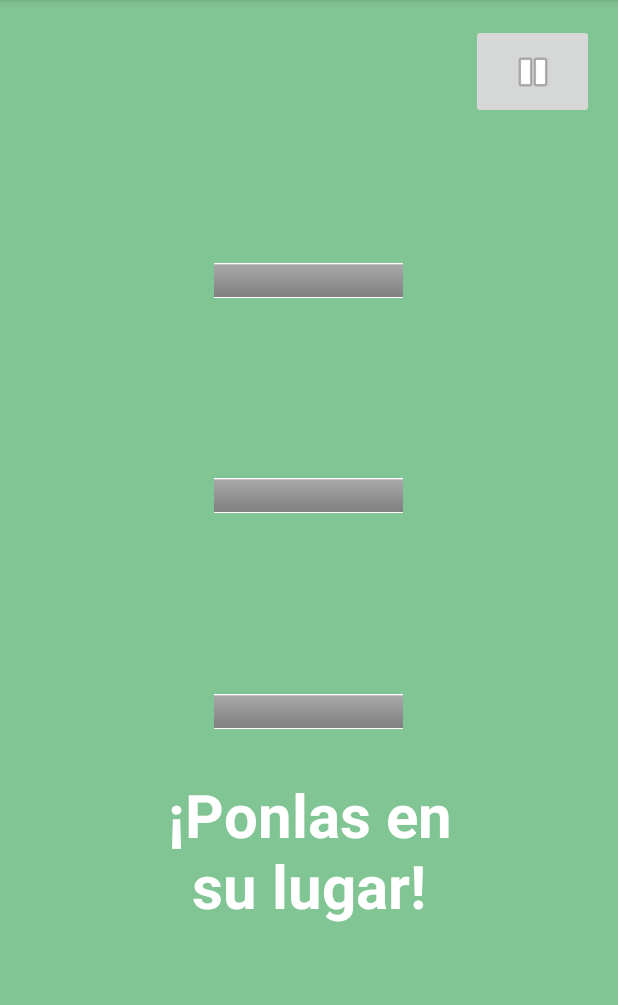
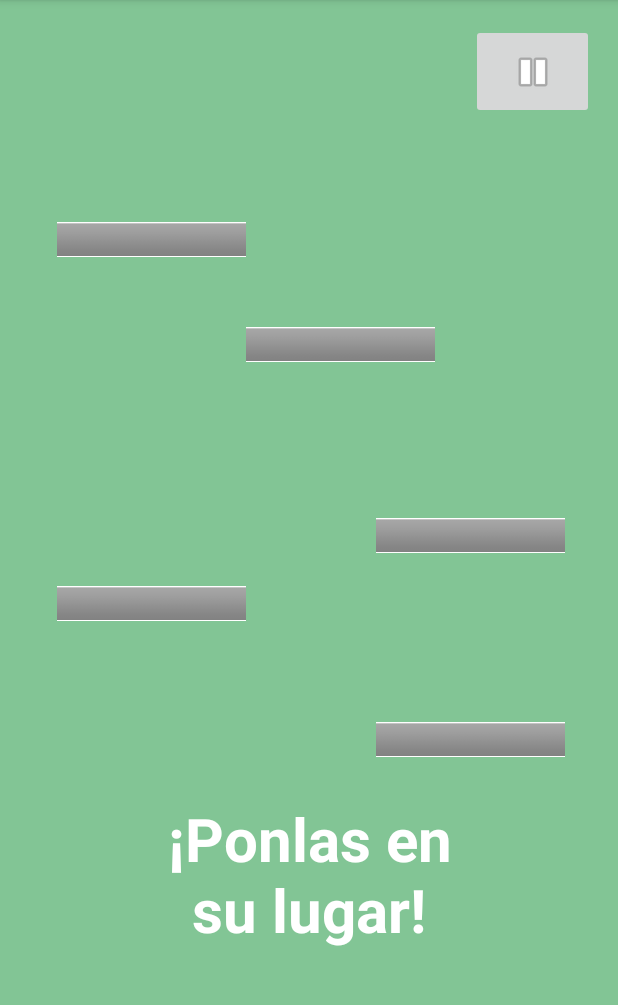
Before and after one commit to MajoBurguete/ADAM, an Android app: the shapesActivityLayoutNVL3 screen opened directly, with no data from a screen before it, on a phone screen of 412 x 824 dp, the part 84-1089 px from its top. Run offline under Robolectric (Android 15) with nearby library versions, the phone set to English and light mode, and no system bars.

Commit message:
First commit shapesActivityLayoutNVL3 07-09-2021 18:29 Issue #13

```diff
--- a/app/src/main/AndroidManifest.xml
+++ b/app/src/main/AndroidManifest.xml
@@ -10,7 +10,7 @@
         android:supportsRtl="true"
         android:theme="@style/Theme.ADAM">
         <activity
-            android:name=".shapesActivityLayout"
+            android:name=".shapesActivityLayoutNVL3"
             android:exported="true" />
         <activity
             android:name=".MainActivity"
--- a/app/src/main/java/mx/tec/a01730344/adam/shapesActivityLayout.java
+++ b/app/src/main/java/mx/tec/a01730344/adam/shapesActivityLayoutNVL3.java
@@ -4,11 +4,11 @@ import androidx.appcompat.app.AppCompatActivity;
 
 import android.os.Bundle;
 
-public class shapesActivityLayout extends AppCompatActivity {
+public class shapesActivityLayoutNVL3 extends AppCompatActivity {
 
     @Override
     protected void onCreate(Bundle savedInstanceState) {
         super.onCreate(savedInstanceState);
-        setContentView(R.layout.activity_shapes_layout);
+        setContentView(R.layout.activity_shapes_layout_nvl_3);
     }
 }
--- a/app/src/main/res/layout/activity_shapes_layout.xml
+++ b/app/src/main/res/layout/activity_shapes_layout_nvl_3.xml
@@ -5,7 +5,7 @@
     android:layout_width="match_parent"
     android:layout_height="match_parent"
     android:background="#82C595"
-    tools:context=".shapesActivityLayout">
+    tools:context=".shapesActivityLayoutNVL3">
 
     <ImageButton
         android:id="@+id/imageButton"
@@ -26,10 +26,23 @@
         android:background="#FFFFFF"
         app:layout_constraintBottom_toBottomOf="parent"
         app:layout_constraintEnd_toEndOf="parent"
-        app:layout_constraintHorizontal_bias="0.498"
+        app:layout_constraintHorizontal_bias="0.0"
+        app:layout_constraintStart_toEndOf="@+id/imageView"
+        app:layout_constraintTop_toBottomOf="@+id/imageView"
+        app:layout_constraintVertical_bias="0.081"
+        app:srcCompat="@android:drawable/bottom_bar" />
+
+    <ImageView
+        android:id="@+id/imageView"
+        android:layout_width="126dp"
+        android:layout_height="23dp"
+        android:background="#FFFFFF"
+        app:layout_constraintBottom_toBottomOf="parent"
+        app:layout_constraintEnd_toEndOf="parent"
+        app:layout_constraintHorizontal_bias="0.133"
         app:layout_constraintStart_toStartOf="parent"
         app:layout_constraintTop_toBottomOf="@+id/imageButton"
-        app:layout_constraintVertical_bias="0.144"
+        app:layout_constraintVertical_bias="0.103"
         app:srcCompat="@android:drawable/bottom_bar" />
 
     <ImageView
@@ -39,10 +52,10 @@
         android:background="#FFFFFF"
         app:layout_constraintBottom_toBottomOf="parent"
         app:layout_constraintEnd_toEndOf="parent"
-        app:layout_constraintHorizontal_bias="0.498"
+        app:layout_constraintHorizontal_bias="0.877"
         app:layout_constraintStart_toStartOf="parent"
         app:layout_constraintTop_toBottomOf="@+id/imageView5"
-        app:layout_constraintVertical_bias="0.22"
+        app:layout_constraintVertical_bias="0.206"
         app:srcCompat="@android:drawable/bottom_bar" />
 
     <ImageView
@@ -51,11 +64,24 @@
         android:layout_height="23dp"
         android:background="#FFFFFF"
         app:layout_constraintBottom_toBottomOf="parent"
+        app:layout_constraintEnd_toEndOf="@+id/imageView10"
+        app:layout_constraintHorizontal_bias="1.0"
+        app:layout_constraintStart_toStartOf="parent"
+        app:layout_constraintTop_toBottomOf="@+id/imageView2"
+        app:layout_constraintVertical_bias="0.204"
+        app:srcCompat="@android:drawable/bottom_bar" />
+
+    <ImageView
+        android:id="@+id/imageView2"
+        android:layout_width="126dp"
+        android:layout_height="23dp"
+        android:background="#FFFFFF"
+        app:layout_constraintBottom_toBottomOf="parent"
         app:layout_constraintEnd_toEndOf="parent"
-        app:layout_constraintHorizontal_bias="0.498"
-        app:layout_constraintStart_toStartOf="parent"
+        app:layout_constraintHorizontal_bias="0.0"
+        app:layout_constraintStart_toStartOf="@+id/imageView"
         app:layout_constraintTop_toBottomOf="@+id/imageView10"
-        app:layout_constraintVertical_bias="0.3"
+        app:layout_constraintVertical_bias="0.059"
         app:srcCompat="@android:drawable/bottom_bar" />
 
     <ImageView
@@ -63,24 +89,50 @@
         android:layout_width="76dp"
         android:layout_height="73dp"
         app:layout_constraintBottom_toBottomOf="parent"
+        app:layout_constraintEnd_toStartOf="@+id/imageView4"
+        app:layout_constraintHorizontal_bias="0.604"
+        app:layout_constraintStart_toStartOf="parent"
+        app:layout_constraintTop_toBottomOf="@+id/imageView12"
+        app:layout_constraintVertical_bias="0.567"
+        tools:srcCompat="@tools:sample/avatars" />
+
+    <ImageView
+        android:id="@+id/imageView4"
+        android:layout_width="76dp"
+        android:layout_height="73dp"
+        android:layout_marginStart="164dp"
+        app:layout_constraintBottom_toBottomOf="parent"
+        app:layout_constraintEnd_toStartOf="@+id/imageView6"
+        app:layout_constraintHorizontal_bias="0.075"
+        app:layout_constraintStart_toStartOf="parent"
+        app:layout_constraintTop_toTopOf="@+id/imageView8"
+        app:layout_constraintVertical_bias="0.0"
+        tools:srcCompat="@tools:sample/avatars" />
+
+    <ImageView
+        android:id="@+id/imageView6"
+        android:layout_width="76dp"
+        android:layout_height="73dp"
+        app:layout_constraintBottom_toBottomOf="parent"
         app:layout_constraintEnd_toEndOf="parent"
-        app:layout_constraintHorizontal_bias="0.498"
+        app:layout_constraintHorizontal_bias="0.841"
         app:layout_constraintStart_toStartOf="parent"
-        app:layout_constraintTop_toBottomOf="@+id/textView"
-        app:layout_constraintVertical_bias="0.384"
+        app:layout_constraintTop_toTopOf="@+id/imageView8"
+        app:layout_constraintVertical_bias="0.0"
         tools:srcCompat="@tools:sample/avatars" />
 
     <ImageView
         android:id="@+id/imageView12"
         android:layout_width="76dp"
         android:layout_height="73dp"
-        android:layout_marginStart="32dp"
+        android:layout_marginStart="16dp"
+        android:layout_marginBottom="80dp"
         app:layout_constraintBottom_toBottomOf="parent"
-        app:layout_constraintEnd_toStartOf="@+id/imageView8"
-        app:layout_constraintHorizontal_bias="0.101"
+        app:layout_constraintEnd_toStartOf="@+id/textView"
+        app:layout_constraintHorizontal_bias="0.0"
         app:layout_constraintStart_toStartOf="parent"
-        app:layout_constraintTop_toBottomOf="@+id/textView"
-        app:layout_constraintVertical_bias="0.384"
+        app:layout_constraintTop_toTopOf="@+id/textView"
+        app:layout_constraintVertical_bias="0.565"
         tools:srcCompat="@tools:sample/avatars" />
 
     <ImageView
@@ -89,18 +141,18 @@
         android:layout_height="73dp"
         app:layout_constraintBottom_toBottomOf="parent"
         app:layout_constraintEnd_toEndOf="parent"
-        app:layout_constraintHorizontal_bias="0.865"
-        app:layout_constraintStart_toStartOf="parent"
-        app:layout_constraintTop_toBottomOf="@+id/textView"
-        app:layout_constraintVertical_bias="0.384"
+        app:layout_constraintHorizontal_bias="0.558"
+        app:layout_constraintStart_toEndOf="@+id/textView"
+        app:layout_constraintTop_toTopOf="@+id/imageView12"
+        app:layout_constraintVertical_bias="0.0"
         tools:srcCompat="@tools:sample/avatars" />
 
     <TextView
         android:id="@+id/textView"
         android:layout_width="0dp"
         android:layout_height="wrap_content"
-        android:layout_marginStart="100dp"
-        android:layout_marginEnd="100dp"
+        android:layout_marginStart="110dp"
+        android:layout_marginEnd="110dp"
         android:text="¡Ponlas en su lugar!"
         android:textAlignment="center"
         android:textColor="#FFFFFF"
```
